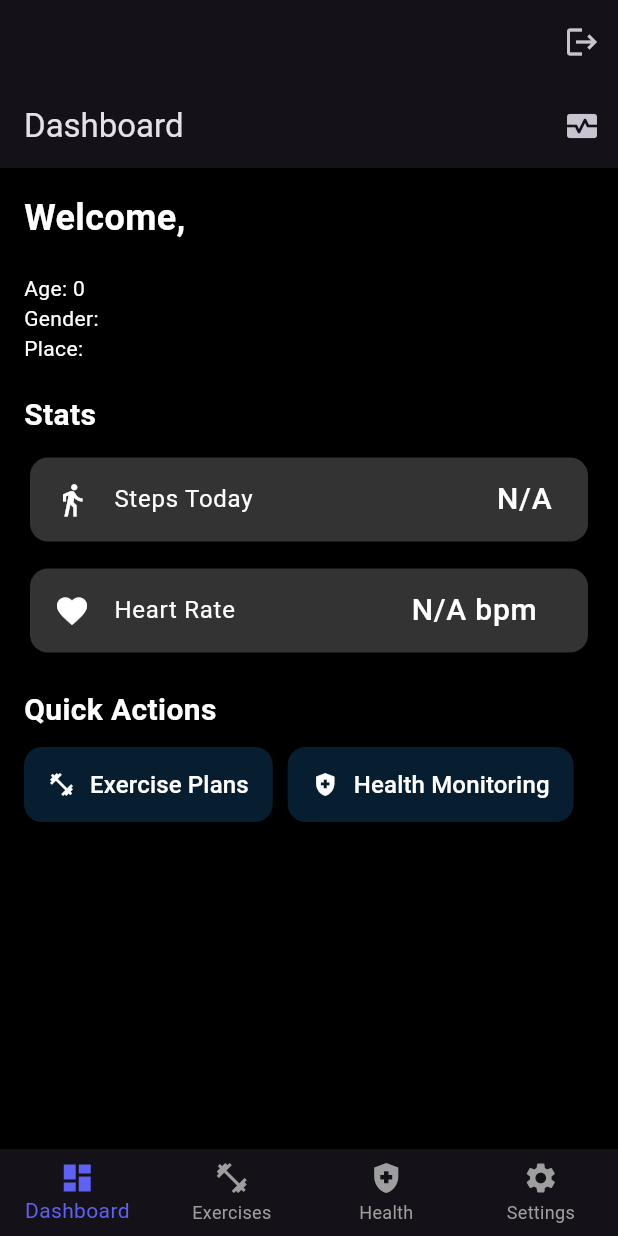
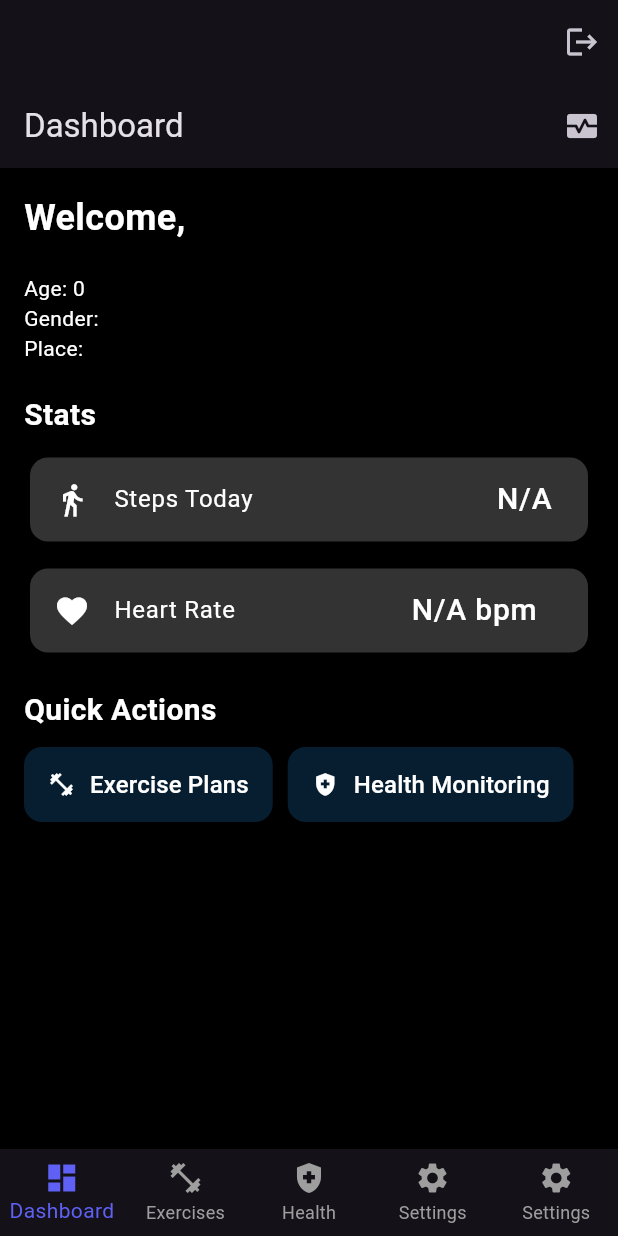
Before and after one commit to lekkalaharsha/technoteam, a Flutter app: the screen it shows once a user with an empty profile is signed in, on a phone screen of 412 x 824 dp. Run offline on Flutter 3.47's test engine with Material 3 defaults, Android fonts, the phone set to English and light mode, and no system bars; our stand-ins replace cloud_firestore, firebase_auth, firebase_core, firebase_database, video_player; accounts and stored records are empty.

Commit message:
working with sedule page

```diff
--- a/lib/home_page.dart
+++ b/lib/home_page.dart
@@ -112,6 +112,10 @@ class _HomePageState extends State<HomePage> {
             icon: Icon(Icons.settings),
             label: 'Settings',
           ),
+          BottomNavigationBarItem(
+      icon: Icon(Icons.settings),
+      label: 'Settings',
+    ),
         ],
       ),
     );
--- a/pubspec.yaml
+++ b/pubspec.yaml
@@ -46,8 +46,9 @@ dependencies:
   video_player: ^2.2.10
   http:
   permission_handler:
-  googleapis: ^9.0.0
-  googleapis_auth: ^1.3.0
+  googleapis:
+  googleapis_auth:
+  flutter_local_notifications:
 
 dev_dependencies:
   flutter_test:
```
Also changed, not shown: lib/SchedulePage.dart (added, +18 -0 lines), pubspec.lock, 1 other file.
